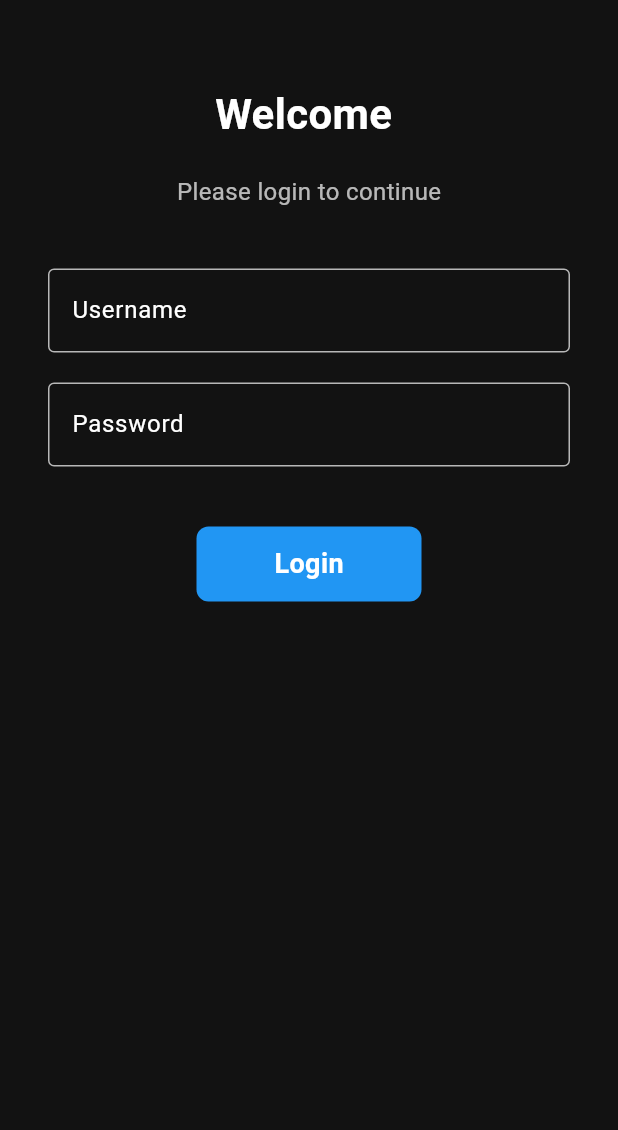
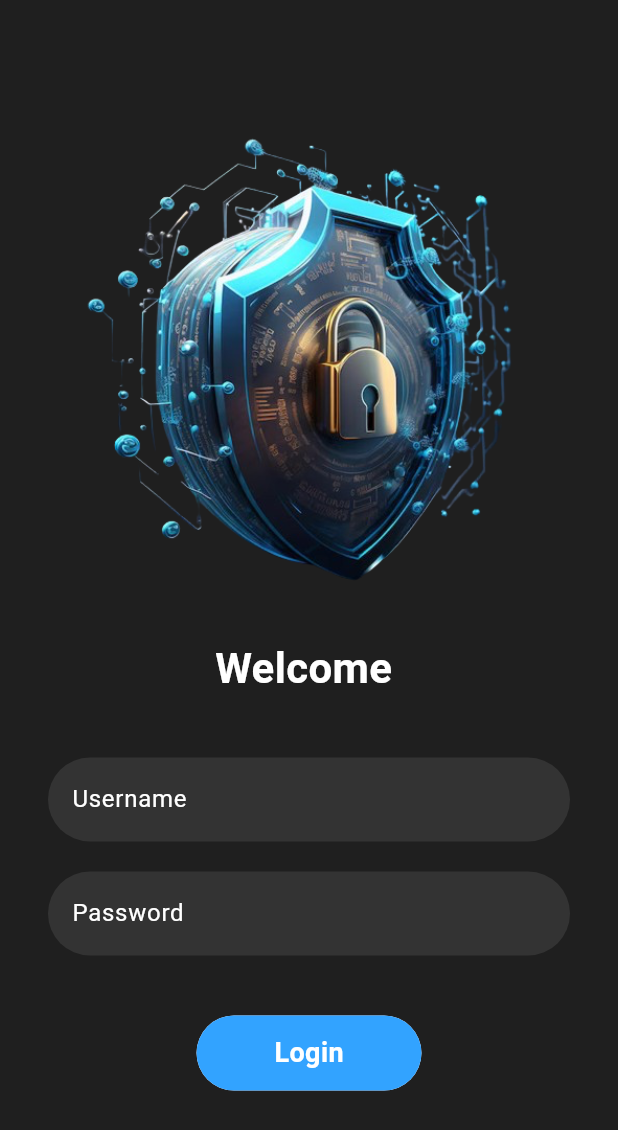
Before and after one commit to theharshitsuri/Preppify, a Flutter app: the screen it shows after launch, on a phone screen of 412 x 824 dp. Shown: the top 1130 px of the screen. Run offline on Flutter 3.47's test engine with Material 3 defaults, Android fonts, the phone set to English and light mode, and no system bars.

Commit message:
login page designed

```diff
--- a/lib/pages/login_page.dart
+++ b/lib/pages/login_page.dart
@@ -29,48 +29,43 @@ class _LoginPageState extends State<LoginPage> {
   @override
   Widget build(BuildContext context) {
     return Scaffold(
-      backgroundColor: Color(0xFF121212), // Dark background color
+        backgroundColor: Color(0xFF1F1F1F), // Dark background color
         body: SafeArea(
+          child: Center(
             child: SingleChildScrollView(
               child: Form(
                 key: _formKey,
                 child: Padding(
-              padding:
-                  const EdgeInsets.symmetric(vertical: 16.0, horizontal: 32.0),
+                  padding: const EdgeInsets.symmetric(
+                      vertical: 16.0, horizontal: 32.0),
                   child: Column(
                     mainAxisAlignment: MainAxisAlignment.center,
                     crossAxisAlignment: CrossAxisAlignment.center,
                     children: [
-                  SizedBox(height: 40.0), // Added extra space at the top
+                      Image.asset("assets/images/lock.png",
+                          fit: BoxFit.cover, alignment: Alignment.center),
+                      //SizedBox(height: 20.0),
                       Text(
                         "Welcome $name",
                         style: TextStyle(
                           fontSize: 28,
                           fontWeight: FontWeight.bold,
-                      color: Colors.white, // White color for contrast
-                    ),
-                  ),
-                  SizedBox(height: 20.0),
-                  Text(
-                    "Please login to continue",
-                    style: TextStyle(
-                      fontSize: 16,
-                      color: Colors.white70, // Slightly lighter text
+                          color: Colors.white,
                         ),
                       ),
                       SizedBox(height: 40.0),
                       TextFormField(
-                    style: TextStyle(color: Colors.white), // White text input
+                        style: TextStyle(color: Colors.white),
                         decoration: InputDecoration(
+                          filled: true,
+                          fillColor: Color(0xFF333333),
                           hintText: "Enter Username",
                           hintStyle: TextStyle(color: Colors.white70),
                           labelText: "Username",
                           labelStyle: TextStyle(color: Colors.white),
-                      focusedBorder: OutlineInputBorder(
-                        borderSide: BorderSide(color: Colors.blue),
-                      ),
-                      enabledBorder: OutlineInputBorder(
-                        borderSide: BorderSide(color: Colors.white70),
+                          border: OutlineInputBorder(
+                            borderRadius: BorderRadius.circular(30.0),
+                            borderSide: BorderSide.none,
                           ),
                         ),
                         validator: (value) {
@@ -89,17 +84,17 @@ class _LoginPageState extends State<LoginPage> {
                       SizedBox(height: 20.0),
                       TextFormField(
                         obscureText: true,
-                    style: TextStyle(color: Colors.white), // White text input
+                        style: TextStyle(color: Colors.white),
                         decoration: InputDecoration(
+                          filled: true,
+                          fillColor: Color(0xFF333333),
                           hintText: "Enter Password",
                           hintStyle: TextStyle(color: Colors.white70),
                           labelText: "Password",
                           labelStyle: TextStyle(color: Colors.white),
-                      focusedBorder: OutlineInputBorder(
-                        borderSide: BorderSide(color: Colors.blue),
-                      ),
-                      enabledBorder: OutlineInputBorder(
-                        borderSide: BorderSide(color: Colors.white70),
+                          border: OutlineInputBorder(
+                            borderRadius: BorderRadius.circular(30.0),
+                            borderSide: BorderSide.none,
                           ),
                         ),
                         validator: (value) {
@@ -114,8 +109,7 @@ class _LoginPageState extends State<LoginPage> {
                       ),
                       SizedBox(height: 40.0),
                       Material(
-                    color: Colors.blue,
-                    borderRadius: BorderRadius.circular(8),
+                        borderRadius: BorderRadius.circular(30.0),
                         child: InkWell(
                           onTap: () => moveToHome(context),
                           child: AnimatedContainer(
@@ -123,6 +117,10 @@ class _LoginPageState extends State<LoginPage> {
                             width: changeButton ? 100 : 150,
                             height: 50,
                             alignment: Alignment.center,
+                            decoration: BoxDecoration(
+                              borderRadius: BorderRadius.circular(30.0),
+                              color: Color.fromARGB(255, 50, 163, 255),
+                            ),
                             child: changeButton
                                 ? Icon(Icons.done, color: Colors.white)
                                 : Text(
@@ -136,13 +134,13 @@ class _LoginPageState extends State<LoginPage> {
                           ),
                         ),
                       ),
-                  SizedBox(height: 20.0), // Extra space at the bottom
+                      SizedBox(height: 20.0),
                     ],
                   ),
                 ),
               ),
             ),
           ),
-    );
+        ));
   }
 }
```
Also changed, not shown: pubspec.yaml (+4 -6 lines), assets/images/lock.png (added). Lines whose indentation alone changed are shown as unchanged.
